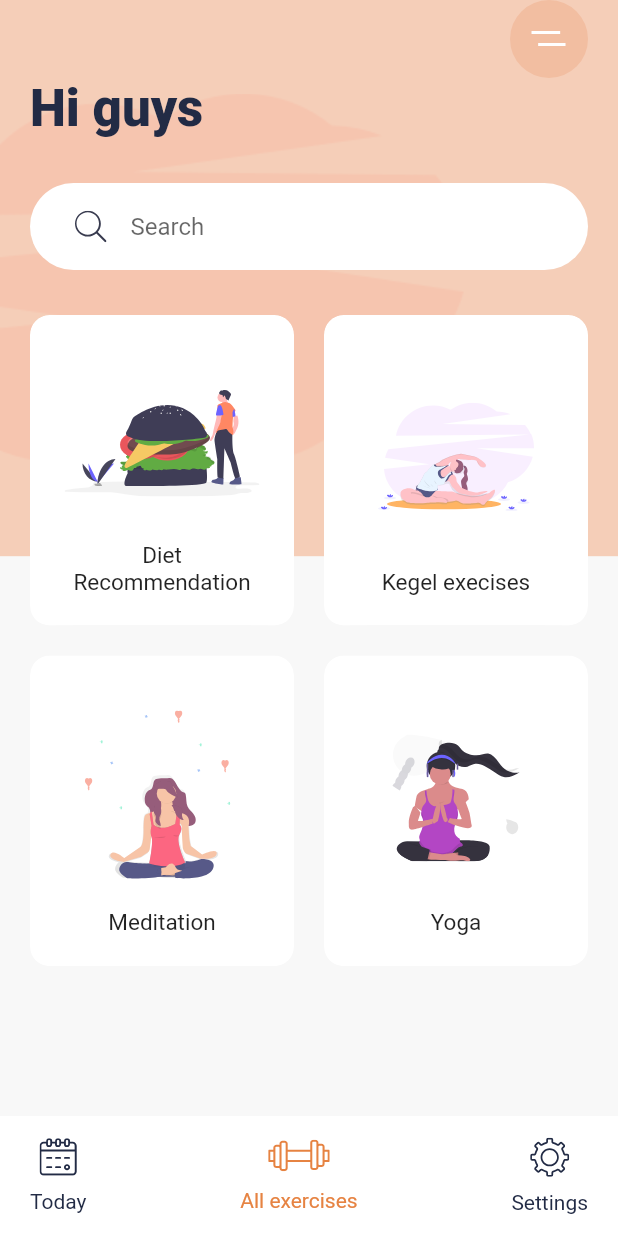
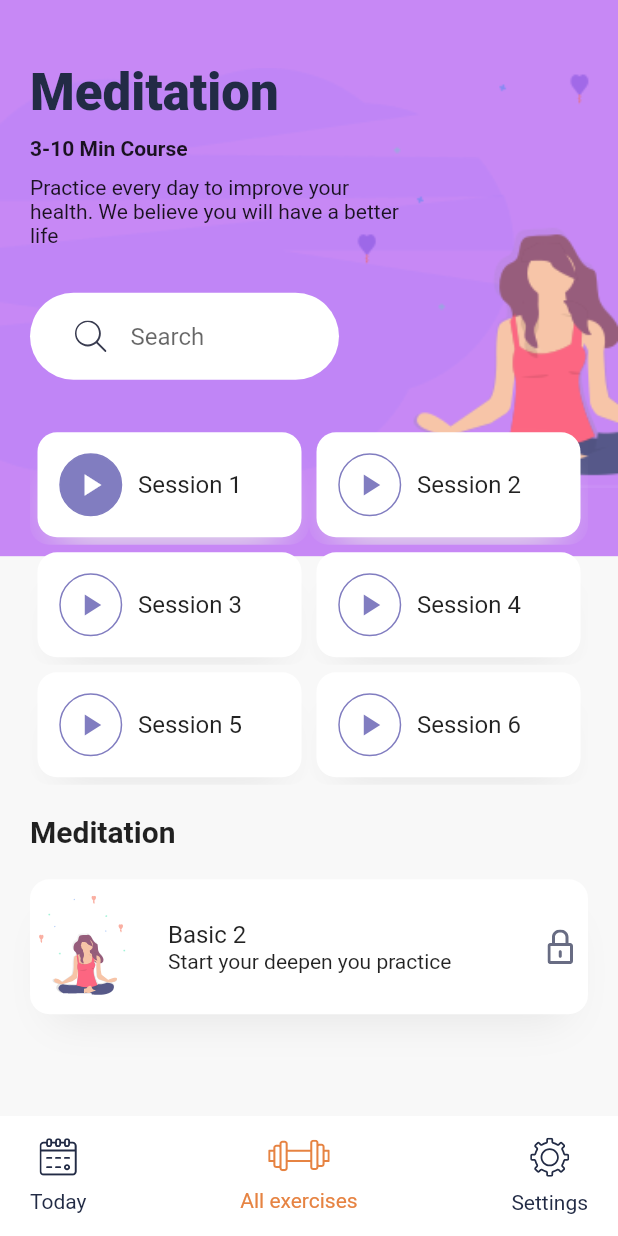
Before and after one commit to hoursing/workout-exercises-app, a Flutter app: the screen it shows after launch, after a tap on "Yoga", on a phone screen of 412 x 824 dp. Run offline on Flutter 3.47's test engine with Material 2 defaults, Android fonts, the light colour scheme and no system bars; our stand-ins replace flutter_svg.

Commit message:
Add deatail course

```diff
--- a/lib/main.dart
+++ b/lib/main.dart
@@ -1,6 +1,7 @@
 import 'package:flutter/material.dart';
 import 'package:flutter_svg/svg.dart';
 import 'package:workout_daily/const.dart';
+import 'package:workout_daily/screen/course_detail.dart';
 import 'package:workout_daily/widgets/button_nav_bar.dart';
 import 'package:workout_daily/widgets/category_card.dart';
 
@@ -71,20 +72,7 @@ class HomeScreen extends StatelessWidget {
                           .textTheme
                           .headline4!
                           .copyWith(fontWeight: FontWeight.w900)),
-                  Container(
-                    margin: const EdgeInsets.symmetric(vertical: 30),
-                    // ignore: prefer_const_constructors
-                    padding: EdgeInsets.symmetric(horizontal: 30, vertical: 5),
-                    decoration: BoxDecoration(
-                        color: Colors.white,
-                        borderRadius: BorderRadius.circular(29.5)),
-                    child: TextField(
-                      decoration: InputDecoration(
-                          hintText: "Search",
-                          icon: SvgPicture.asset("assets/icons/search.svg"),
-                          border: InputBorder.none),
-                    ),
-                  ),
+                  SearchBar(),
                   Expanded(
                     child: GridView.count(
                         crossAxisCount: 2,
@@ -110,7 +98,14 @@ class HomeScreen extends StatelessWidget {
                           CategoryCard(
                             title: "Yoga",
                             svgSrc: "assets/icons/yoga.svg",
-                            press: () {},
+                            press: () {
+                              Navigator.push(
+                                context,
+                                MaterialPageRoute(builder: (context) {
+                                  return CouseDetail();
+                                }),
+                              );
+                            },
                           )
                         ]),
                   ),
@@ -124,23 +119,26 @@ class HomeScreen extends StatelessWidget {
   }
 }
 
-class BottomNavBar extends StatelessWidget {
-  const BottomNavBar({
+class SearchBar extends StatelessWidget {
+  const SearchBar({
     Key? key,
   }) : super(key: key);
 
   @override
   Widget build(BuildContext context) {
     return Container(
-        padding: const EdgeInsets.symmetric(horizontal: 20, vertical: 10),
-        height: 80,
-        color: Colors.white,
-        child: Row(
-          mainAxisAlignment: MainAxisAlignment.spaceBetween,
-          children: const <Widget>[
-            BottomNavItem(title: "Today", svgSrc: "assets/icons/calendar.svg", isActive: false),
-            BottomNavItem(title: "All exercises", svgSrc: "assets/icons/gym.svg", isActive: true),
-            BottomNavItem(title: "Settings", svgSrc: "assets/icons/Settings.svg", isActive: false)
-            ]));
+      margin: const EdgeInsets.symmetric(vertical: 30),
+      // ignore: prefer_const_constructors
+      padding: EdgeInsets.symmetric(horizontal: 30, vertical: 5),
+      decoration: BoxDecoration(
+          color: Colors.white,
+          borderRadius: BorderRadius.circular(29.5)),
+      child: TextField(
+        decoration: InputDecoration(
+            hintText: "Search",
+            icon: SvgPicture.asset("assets/icons/search.svg"),
+            border: InputBorder.none),
+      ),
+    );
   }
 }
--- /dev/null
+++ b/lib/screen/course_detail.dart
@@ -0,0 +1,180 @@
+import 'package:flutter/material.dart';
+import 'package:flutter_svg/svg.dart';
+import 'package:workout_daily/const.dart';
+import 'package:workout_daily/widgets/button_nav_bar.dart';
+import 'package:workout_daily/widgets/search_bar.dart';
+
+class CouseDetail extends StatelessWidget {
+  @override
+  Widget build(BuildContext context) {
+    var size = MediaQuery.of(context).size;
+    return Scaffold(
+      bottomNavigationBar: BottomNavBar(),
+      body: Stack(
+        children: <Widget>[
+          Container(
+            height: size.height * .45,
+            decoration: BoxDecoration(
+              color: vBlueLightColor,
+              image: DecorationImage(
+                  image: AssetImage("assets/imgs/meditation_bg.png"),
+                  fit: BoxFit.fitWidth),
+            ),
+          ),
+          SafeArea(
+            child: Padding(
+              padding: const EdgeInsets.symmetric(horizontal: 20),
+              child: Column(
+                crossAxisAlignment: CrossAxisAlignment.start,
+                children: <Widget>[
+                  SizedBox(
+                    height: size.height * 0.05,
+                  ),
+                  Text(
+                    "Meditation",
+                    style: Theme.of(context)
+                        .textTheme
+                        .headline4!
+                        .copyWith(fontWeight: FontWeight.w900),
+                  ),
+                  SizedBox(height: 10),
+                  Text(
+                    "3-10 Min Course",
+                    style: TextStyle(fontWeight: FontWeight.bold),
+                  ),
+                  SizedBox(height: 10),
+                  SizedBox(
+                      width: size.width * .6, // it just take 60% of total width
+                      child: Text(
+                          "Practice every day to improve your health. We believe you will have a better life")),
+                  SizedBox(
+                      width: size.width * .5, // it just take 50% of total width
+                      child: SearchBar()),
+                  Wrap(
+                    // ignore: prefer_const_literals_to_create_immutables
+                    children: <Widget>[
+                      SessionCard(
+                        seasionNum: 1,
+                        isDone: true,
+                      ),
+                      SessionCard(seasionNum: 2),
+                      SessionCard(seasionNum: 3),
+                      SessionCard(seasionNum: 4),
+                      SessionCard(seasionNum: 5),
+                      SessionCard(seasionNum: 6),
+                    ],
+                  ),
+                  SizedBox(height: 20),
+                  Text("Meditation",
+                      style: Theme.of(context)
+                          .textTheme
+                          .headline6!
+                          .copyWith(fontWeight: FontWeight.bold)),
+                  Container(
+                    margin: EdgeInsets.symmetric(vertical: 20),
+                    height: 90,
+                    decoration: BoxDecoration(
+                        color: Colors.white,
+                        borderRadius: BorderRadius.circular(13),
+                        boxShadow: [
+                          BoxShadow(
+                              offset: Offset(0, 17),
+                              blurRadius: 23,
+                              spreadRadius: -13,
+                              color: vShadowColor)
+                        ]),
+                    child: Row(
+                      children: <Widget>[
+                        SvgPicture.asset(
+                            "assets/icons/Meditation_women_small.svg"),
+                        SizedBox(width: 20),
+                        Expanded(
+                            child: Column(
+                          mainAxisAlignment: MainAxisAlignment.center,
+                          crossAxisAlignment: CrossAxisAlignment.start,
+                          children: <Widget>[
+                            Text("Basic 2",
+                                style: Theme.of(context).textTheme.subtitle1),
+                            Text("Start your deepen you practice")
+                          ],
+                        )),
+                        Padding(
+                          padding: EdgeInsets.all(10),
+                          child:SvgPicture.asset("assets/icons/Lock.svg")
+                        )
+                      ],
+                    ),
+                  )
+                ],
+              ),
+            ),
+          ),
+        ],
+      ),
+    );
+  }
+}
+
+class SessionCard extends StatelessWidget {
+  final int? seasionNum;
+  final bool isDone;
+
+  const SessionCard({
+    Key? key,
+    this.seasionNum,
+    this.isDone = false,
+  }) : super(key: key);
+
+  @override
+  Widget build(BuildContext context) {
+    return LayoutBuilder(builder: (context, constraint) {
+      return ClipRRect(
+        borderRadius: BorderRadius.circular(13),
+        child: Container(
+          width: constraint.maxWidth / 2 - 10,
+          // padding: EdgeInsets.all(14),
+          margin: EdgeInsets.all(5),
+          decoration: BoxDecoration(
+              color: Colors.white,
+              borderRadius: BorderRadius.circular(13),
+              boxShadow: [
+                BoxShadow(
+                  offset: Offset(0, 17),
+                  blurRadius: 23,
+                  spreadRadius: -13,
+                  color: vShadowColor,
+                )
+              ]),
+          child: Material(
+            color: Colors.transparent,
+            child: InkWell(
+              onTap: () {},
+              child: Padding(
+                padding: const EdgeInsets.all(14.0),
+                child: Row(
+                  children: <Widget>[
+                    Container(
+                      height: 42,
+                      width: 43,
+                      decoration: BoxDecoration(
+                          color: isDone ? vBlueColor : Colors.white,
+                          shape: BoxShape.circle,
+                          border: Border.all(color: vBlueColor)),
+                      child: Icon(Icons.play_arrow,
+                          color: isDone ? Colors.white : vBlueColor),
+                    ),
+                    SizedBox(width: 10),
+                    Text(
+                      "Session $seasionNum",
+                      style: Theme.of(context).textTheme.subtitle1,
+                    )
+                  ],
+                ),
+              ),
+            ),
+          ),
+        ),
+      );
+    });
+  }
+}
--- /dev/null
+++ b/lib/widgets/search_bar.dart
@@ -0,0 +1,26 @@
+import 'package:flutter/material.dart';
+import 'package:flutter_svg/svg.dart';
+
+class SearchBar extends StatelessWidget {
+  const SearchBar({
+    Key? key,
+  }) : super(key: key);
+
+  @override
+  Widget build(BuildContext context) {
+    return Container(
+      margin: const EdgeInsets.symmetric(vertical: 30),
+      // ignore: prefer_const_constructors
+      padding: EdgeInsets.symmetric(horizontal: 30, vertical: 5),
+      decoration: BoxDecoration(
+          color: Colors.white,
+          borderRadius: BorderRadius.circular(29.5)),
+      child: TextField(
+        decoration: InputDecoration(
+            hintText: "Search",
+            icon: SvgPicture.asset("assets/icons/search.svg"),
+            border: InputBorder.none),
+      ),
+    );
+  }
+}
```
Also changed, not shown: 1 other file.
